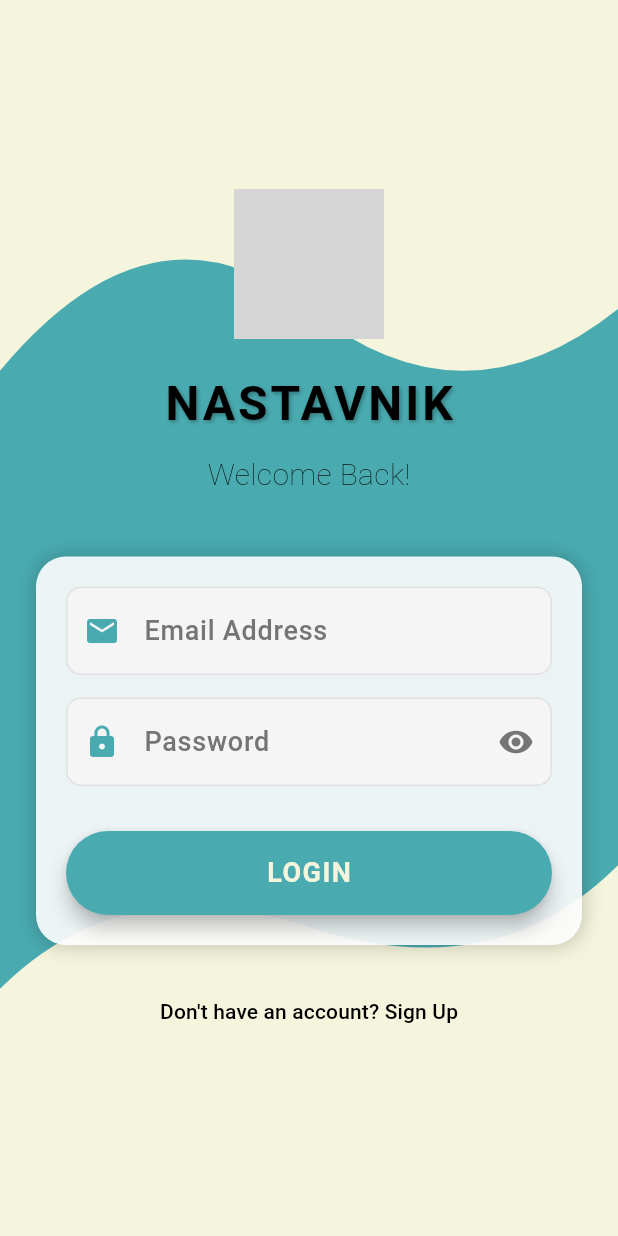
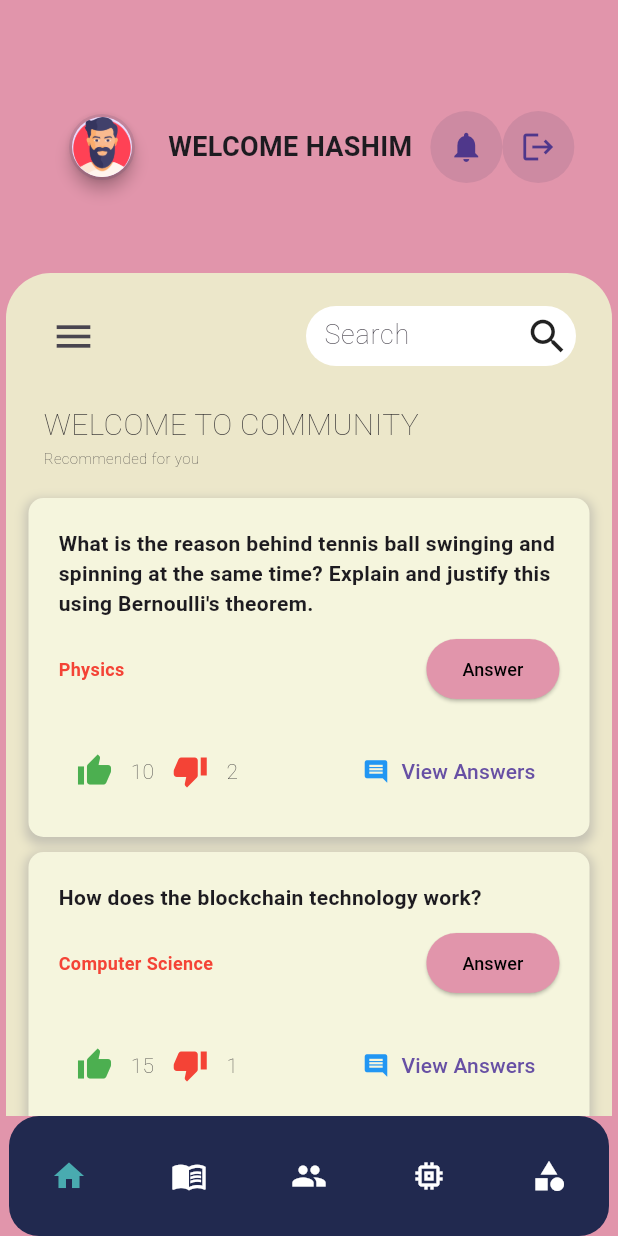
Before and after one commit to ayanfarooque/gdgsc-25, a Flutter app: the screen it shows after launch, item 3 of the bottom bar chosen, on a phone screen of 412 x 824 dp. Run offline on Flutter 3.47's test engine with Material 3 defaults, Android fonts, the light colour scheme and no system bars; our stand-ins replace animated_text_kit, file_picker, fl_chart, shared_preferences, table_calendar; Roboto replaces fonts that are missing (CustomFont); grey boxes are pictures that could not be loaded.

Commit message:
fac community

```diff
--- /dev/null
+++ b/mobileapp/lib/components/faccard.dart
@@ -0,0 +1,191 @@
+import 'package:flutter/material.dart';
+
+class FacPostCard extends StatelessWidget {
+  final String question;
+  final List<Map<String, dynamic>> frequentAnswers;
+  final String subjectOrBookName;
+  final int upvotes;
+  final int downvotes;
+  final VoidCallback onAnswer;
+  final VoidCallback onUpvote;
+  final VoidCallback onDownvote;
+  final VoidCallback onViewAnswers;
+
+  const FacPostCard({
+    Key? key,
+    required this.question,
+    required this.frequentAnswers,
+    required this.subjectOrBookName,
+    required this.upvotes,
+    required this.downvotes,
+    required this.onAnswer,
+    required this.onUpvote,
+    required this.onDownvote,
+    required this.onViewAnswers,
+  }) : super(key: key);
+
+  void _showAnswersModal(BuildContext context) {
+    showModalBottomSheet(
+      context: context,
+      builder: (BuildContext context) {
+        return Container(
+          padding: EdgeInsets.all(20.0),
+          child: Column(
+            crossAxisAlignment: CrossAxisAlignment.start,
+            children: [
+              Text(
+                'Frequent Answers',
+                style: TextStyle(
+                  fontSize: 18.0,
+                  fontWeight: FontWeight.bold,
+                  color: Colors.black87,
+                ),
+              ),
+              const SizedBox(height: 20.0),
+              Expanded(
+                child: ListView.builder(
+                  itemCount: frequentAnswers.length,
+                  itemBuilder: (context, index) {
+                    final answer = frequentAnswers[index];
+                    return ListTile(
+                      title: Text(
+                        answer['answer'],
+                        style: TextStyle(
+                          fontSize: 12.0,
+                          color: Colors.black87,
+                        ),
+                      ),
+                      trailing: Row(
+                        mainAxisSize: MainAxisSize.min,
+                        children: [
+                          IconButton(
+                            icon: Icon(Icons.thumb_up, color: Colors.green),
+                            onPressed: () {
+                              // Handle upvote action for the answer
+                            },
+                          ),
+                          Text('${answer['upvotes']}',
+                              style: TextStyle(fontSize: 12.0)),
+                          IconButton(
+                            icon: Icon(Icons.thumb_down, color: Colors.red),
+                            onPressed: () {
+                              // Handle downvote action for the answer
+                            },
+                          ),
+                          Text('${answer['downvotes']}',
+                              style: TextStyle(fontSize: 12.0)),
+                        ],
+                      ),
+                    );
+                  },
+                ),
+              ),
+            ],
+          ),
+        );
+      },
+    );
+  }
+
+  @override
+  Widget build(BuildContext context) {
+    return Container(
+      margin: EdgeInsets.all(5.0),
+      decoration: BoxDecoration(
+        color: const Color.fromARGB(255, 245, 245, 221),
+        borderRadius: BorderRadius.circular(10.0),
+        boxShadow: [
+          BoxShadow(
+            color: Colors.grey.withOpacity(0.5),
+            spreadRadius: 2,
+            blurRadius: 5,
+            offset: Offset(0, 3),
+          ),
+        ],
+      ),
+      child: Card(
+        color: Colors.transparent,
+        elevation: 0.0,
+        margin: EdgeInsets.all(10.0),
+        child: Padding(
+          padding: EdgeInsets.all(10.0),
+          child: Column(
+            crossAxisAlignment: CrossAxisAlignment.start,
+            children: [
+              Text(
+                question,
+                style: TextStyle(
+                  fontSize: 14.0,
+                  fontWeight: FontWeight.bold,
+                  fontFamily: 'CustomFont',
+                ),
+              ),
+              SizedBox(height: 10.0),
+              Row(
+                mainAxisAlignment: MainAxisAlignment.spaceBetween,
+                children: [
+                  Text(
+                    subjectOrBookName,
+                    style: TextStyle(
+                      fontSize: 12.0,
+                      fontWeight: FontWeight.bold,
+                      color: Colors.red,
+                      fontFamily: 'CustomFont',
+                    ),
+                  ),
+                  ElevatedButton(
+                    style: TextButton.styleFrom(
+                      backgroundColor: const Color(0xFFE195AB),
+                    ),
+                    onPressed: onAnswer,
+                    child: Text(
+                      'Answer',
+                      style: TextStyle(
+                        color: Colors.black,
+                        fontFamily: 'CustomFont',
+                        fontSize: 12.0,
+                      ),
+                    ),
+                  ),
+                ],
+              ),
+              SizedBox(height: 10.0),
+              Row(
+                mainAxisAlignment: MainAxisAlignment.end,
+                children: [],
+              ),
+              SizedBox(height: 10.0),
+              Row(
+                mainAxisAlignment: MainAxisAlignment.spaceBetween,
+                children: [
+                  Row(
+                    children: [
+                      IconButton(
+                        icon: Icon(Icons.thumb_up, color: Colors.green),
+                        onPressed: onUpvote,
+                      ),
+                      Text('$upvotes', style: TextStyle(fontSize: 14.0)),
+                      IconButton(
+                        icon: Icon(Icons.thumb_down, color: Colors.red),
+                        onPressed: onDownvote,
+                      ),
+                      Text('$downvotes', style: TextStyle(fontSize: 14.0)),
+                    ],
+                  ),
+                  TextButton.icon(
+                    onPressed: () => _showAnswersModal(context),
+                    icon: Icon(Icons.comment, color: Colors.blue),
+                    label: Text(
+                      'View Answers',
+                      style: TextStyle(fontSize: 14.0),
+                    ),
+                  ),
+                ],
+              ),
+            ],
+          ),
+        ),
+      ),
+    );
+  }
+}
--- a/mobileapp/lib/main.dart
+++ b/mobileapp/lib/main.dart
@@ -14,6 +14,7 @@ import 'authorization/teachersisu.dart';
 import 'teacher/home.dart';
 import 'teacher/teacherprofile.dart';
 import 'teacher/teacherai.dart';
+import 'teacher/faccommunity.dart';
 
 void main() async {
   WidgetsFlutterBinding.ensureInitialized();
@@ -70,6 +71,7 @@ class MyApp extends StatelessWidget {
         '/teacherai': (context) => TeacherAi(),
         '/teacherprofile': (context) => TeacherProfilePage(),
         '/teacherhome': (context) => const TeacherHomePage(),
+        '/teachercommunity': (context) => FacCommunityLanding(),
         '/teacherauth': (context) => const TeacherAuthPage(),
         '/studentauth': (context) => const StudentAuthPage(),
         '/assignment': (context) => AssignmentLanding(),
--- /dev/null
+++ b/mobileapp/lib/teacher/faccommunity.dart
@@ -0,0 +1,216 @@
+import 'package:flutter/material.dart';
+import 'dart:convert';
+import 'package:flutter/services.dart' show rootBundle;
+import '../components/teacherheader.dart';
+import '../components/footer.dart';
+import '../components/faccard.dart';
+
+class FacCommunityLanding extends StatefulWidget {
+  @override
+  State<FacCommunityLanding> createState() => _LandingPageState();
+}
+
+class _LandingPageState extends State<FacCommunityLanding> {
+  int _selectedIndex = 0;
+  List<dynamic> _posts = [];
+  List<dynamic> _filteredPosts = [];
+  TextEditingController _searchController = TextEditingController();
+  String _searchQuery = "";
+
+  @override
+  void initState() {
+    super.initState();
+    _loadPosts();
+    _searchController.addListener(_onSearchChanged);
+  }
+
+  @override
+  void dispose() {
+    _searchController.removeListener(_onSearchChanged);
+    _searchController.dispose();
+    super.dispose();
+  }
+
+  void _loadPosts() async {
+    final String response =
+        await rootBundle.loadString('lib/data/community.json');
+    final data = await json.decode(response);
+    setState(() {
+      _posts = data;
+      _filteredPosts = _posts;
+    });
+  }
+
+  void _onSearchChanged() {
+    setState(() {
+      _searchQuery = _searchController.text;
+      _filteredPosts = _posts
+          .where((post) => post['question']
+              .toLowerCase()
+              .contains(_searchQuery.toLowerCase()))
+          .toList();
+    });
+  }
+
+  void _onItemTapped(int index) {
+    setState(() {
+      _selectedIndex = index;
+    });
+
+    // Navigate to different pages based on index
+    switch (index) {
+      case 0:
+        Navigator.pushNamed(context, '/');
+        break;
+      case 1:
+        Navigator.pushNamed(context, '/assignment');
+        break;
+      case 2:
+        Navigator.pushNamed(context, '/community');
+        break;
+      case 3:
+        Navigator.pushNamed(context, '/aibot');
+        break;
+      case 4:
+        Navigator.pushNamed(context, '/resources');
+        break;
+    }
+  }
+
+  @override
+  Widget build(BuildContext context) {
+    return Scaffold(
+      backgroundColor: const Color(0xFFE195AB),
+      body: SingleChildScrollView(
+        child: Padding(
+          padding: const EdgeInsets.all(4.0),
+          child: Column(
+            crossAxisAlignment: CrossAxisAlignment.start,
+            children: [
+              Padding(
+                padding: const EdgeInsets.symmetric(horizontal: 16.0),
+                child: TeacherHeader(
+                  onProfileTap: () {
+                    Navigator.pushNamed(context, '/teacherprofile');
+                  },
+                  onNotificationTap: () {
+                    Navigator.pushNamed(context, '/notifications');
+                  },
+                  profileImage: 'assets/images/teacher.png',
+                  welcomeText: "WELCOME HASHIM",
+                ),
+              ),
+              const SizedBox(height: 40),
+              Container(
+                padding: EdgeInsets.fromLTRB(10.0, 12.0, 10.0, 12.0),
+                decoration: BoxDecoration(
+                  color: const Color.fromARGB(255, 236, 231, 202),
+                  borderRadius: BorderRadius.circular(30),
+                ),
+                child: Column(
+                  crossAxisAlignment: CrossAxisAlignment.start,
+                  children: [
+                    Container(
+                      margin: EdgeInsets.fromLTRB(20.0, 10.0, 0.0, 0.0),
+                      child: Row(
+                        children: [
+                          SizedBox(
+                            width: 30,
+                            height: 30,
+                            child: IconButton(
+                              onPressed: () {
+                                Scaffold.of(context).openDrawer();
+                              },
+                              icon: Icon(Icons.menu, size: 30),
+                              padding: EdgeInsets.zero,
+                              constraints: BoxConstraints(),
+                            ),
+                          ),
+                          const SizedBox(width: 140),
+                          Container(
+                            width: 180,
+                            height: 40,
+                            padding: EdgeInsets.fromLTRB(12.0, 2.0, 4.0, 2.0),
+                            decoration: BoxDecoration(
+                              color: Colors.white,
+                              borderRadius: BorderRadius.circular(20),
+                            ),
+                            child: Row(
+                              children: [
+                                Expanded(
+                                  child: TextField(
+                                    controller: _searchController,
+                                    decoration: InputDecoration(
+                                      hintText: "Search",
+                                      border: InputBorder.none,
+                                    ),
+                                  ),
+                                ),
+                                Icon(Icons.search, size: 30),
+                              ],
+                            ),
+                          ),
+                        ],
+                      ),
+                    ),
+                    const SizedBox(height: 10),
+                    const SizedBox(height: 15),
+                    Container(
+                      padding: EdgeInsets.fromLTRB(15.0, 0.0, 0.0, 0.0),
+                      child: Column(
+                        crossAxisAlignment: CrossAxisAlignment.start,
+                        children: [
+                          Text(
+                            "WELCOME TO COMMUNITY",
+                            style: TextStyle(
+                              fontSize: 20,
+                              fontWeight: FontWeight.w100,
+                            ),
+                          ),
+                          Text(
+                            "Recommended for you",
+                            style: TextStyle(
+                              fontSize: 10,
+                              fontWeight: FontWeight.w100,
+                            ),
+                          ),
+                        ],
+                      ),
+                    ),
+                    const SizedBox(height: 15),
+                    ..._filteredPosts
+                        .map((post) => FacPostCard(
+                              question: post['question'],
+                              frequentAnswers: List<Map<String, dynamic>>.from(
+                                  post['frequentAnswers']),
+                              subjectOrBookName: post['subjectOrBookName'],
+                              upvotes: post['upvotes'],
+                              downvotes: post['downvotes'],
+                              onAnswer: () {
+                                // Handle answer action
+                              },
+                              onUpvote: () {
+                                // Handle upvote action
+                              },
+                              onDownvote: () {
+                                // Handle downvote action
+                              },
+                              onViewAnswers: () {
+                                // Handle view answers action
+                              },
+                            ))
+                        .toList(),
+                  ],
+                ),
+              ),
+            ],
+          ),
+        ),
+      ),
+      bottomNavigationBar: Footer(
+        selectedIndex: _selectedIndex,
+        onItemTapped: _onItemTapped,
+      ),
+    );
+  }
+}
--- a/mobileapp/lib/teacher/home.dart
+++ b/mobileapp/lib/teacher/home.dart
@@ -56,7 +56,7 @@ class _TeacherHomePageState extends State<TeacherHomePage> {
         Navigator.pushNamed(context, '/teacher/assignments');
         break;
       case 2:
-        Navigator.pushNamed(context, '/teacher/community');
+        Navigator.pushNamed(context, '/teachercommunity');
         break;
       case 3:
         Navigator.pushNamed(context, '/teacherai');
--- a/mobileapp/lib/teacher/teacherai.dart
+++ b/mobileapp/lib/teacher/teacherai.dart
@@ -117,7 +117,7 @@ class _LandingPageState extends State<TeacherAi> {
         Navigator.pushNamed(context, '/assignment');
         break;
       case 2:
-        Navigator.pushNamed(context, '/community');
+        Navigator.pushNamed(context, '/teachercommunity');
         break;
       case 3:
         Navigator.pushNamed(context, '/teacherai');
```
